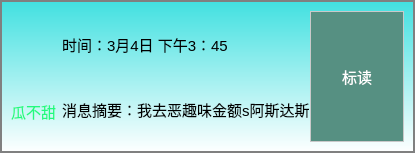
Qt form QBox/messageitem.ui (BuleHell/QBox) before a commit.
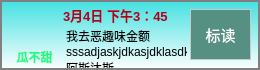
The same form after that commit. Icons and pictures are not drawn.

```diff
--- a/QBox/messageitem.ui
+++ b/QBox/messageitem.ui
@@ -6,16 +6,15 @@
    <rect>
     <x>0</x>
     <y>0</y>
-    <width>415</width>
-    <height>153</height>
+    <width>260</width>
+    <height>70</height>
    </rect>
   </property>
   <property name="windowTitle">
    <string>Form</string>
   </property>
   <property name="styleSheet">
-   <string notr="true">/*全局设置*/
-* {	font-family: &quot;微软雅黑&quot;; font-size: 15px;}</string>
+   <string notr="true"/>
   </property>
   <layout class="QGridLayout" name="gridLayout">
    <property name="margin">
@@ -32,38 +31,18 @@
      <property name="title">
       <string/>
      </property>
-     <layout class="QGridLayout" name="gridLayout_2">
-      <item row="0" column="0">
-       <layout class="QHBoxLayout" name="horizontalLayout_4">
-        <item>
-         <layout class="QVBoxLayout" name="verticalLayout_2">
-          <item>
-           <widget class="QLabel" name="label_Photo">
-            <property name="styleSheet">
-             <string notr="true">QLabel{
-	border-color: rgb(23, 30, 5);
-  /*  border: 1px groove gray;*/
-    background-color: rgba(255, 193, 245, 0%);
-}
-QLabel:hover{
-	border-color: rgb(0, 170, 255);
-    border: 4px groove gray;
-    background-color: rgba(255, 193, 245, 0%);
-}</string>
-            </property>
-            <property name="text">
-             <string/>
-            </property>
-            <property name="pixmap">
-             <pixmap resource="resource.qrc">:/resource/image/login/resource/image/login/avatar.png</pixmap>
-            </property>
-            <property name="scaledContents">
-             <bool>true</bool>
-            </property>
-           </widget>
-          </item>
-          <item>
            <widget class="QLabel" name="label_name">
+      <property name="geometry">
+       <rect>
+        <x>4</x>
+        <y>45</y>
+        <width>61</width>
+        <height>24</height>
+       </rect>
+      </property>
+      <property name="layoutDirection">
+       <enum>Qt::LeftToRight</enum>
+      </property>
             <property name="styleSheet">
              <string notr="true">QLabel{
 	border-color: rgb(23, 30, 5);
@@ -80,44 +59,48 @@
 }</string>
             </property>
             <property name="text">
-             <string>瓜不甜</string>
+       <string>&lt;html&gt;&lt;head/&gt;&lt;body&gt;&lt;p&gt;&lt;span style=&quot; font-weight:600;&quot;&gt;瓜不甜&lt;/span&gt;&lt;/p&gt;&lt;/body&gt;&lt;/html&gt;</string>
             </property>
             <property name="alignment">
              <set>Qt::AlignCenter</set>
             </property>
            </widget>
-          </item>
-         </layout>
-        </item>
-        <item>
-         <layout class="QHBoxLayout" name="horizontalLayout_3">
-          <property name="spacing">
-           <number>0</number>
-          </property>
-          <item>
-           <layout class="QVBoxLayout" name="verticalLayout">
-            <item>
-             <layout class="QHBoxLayout" name="horizontalLayout_2">
-              <item>
-               <layout class="QHBoxLayout" name="horizontalLayout">
-                <item>
-                 <widget class="QLabel" name="label_txt">
-                  <property name="text">
-                   <string>时间：</string>
-                  </property>
-                 </widget>
-                </item>
-                <item>
-                 <widget class="QLabel" name="label_time">
-                  <property name="text">
-                   <string>3月4日 下午3：45</string>
-                  </property>
-                 </widget>
-                </item>
-               </layout>
-              </item>
-              <item>
-               <widget class="QLabel" name="label_6">
+     <widget class="QLabel" name="label_Photo">
+      <property name="geometry">
+       <rect>
+        <x>9</x>
+        <y>4</y>
+        <width>40</width>
+        <height>40</height>
+       </rect>
+      </property>
+      <property name="minimumSize">
+       <size>
+        <width>40</width>
+        <height>40</height>
+       </size>
+      </property>
+      <property name="maximumSize">
+       <size>
+        <width>40</width>
+        <height>40</height>
+       </size>
+      </property>
+      <property name="cursor">
+       <cursorShape>PointingHandCursor</cursorShape>
+      </property>
+      <property name="styleSheet">
+       <string notr="true">QLabel{
+	border-color: rgb(23, 30, 5);
+  /*  border: 1px groove gray;*/
+    background-color: rgba(255, 193, 245, 0%);
+}
+QLabel:hover{
+	border-color: rgb(0, 170, 255);
+    border: 4px groove gray;
+    background-color: rgba(255, 193, 245, 0%);
+}</string>
+      </property>
                 <property name="text">
                  <string/>
                 </property>
@@ -128,23 +111,15 @@
                  <bool>true</bool>
                 </property>
                </widget>
-              </item>
-             </layout>
-            </item>
-            <item>
-             <widget class="QLabel" name="label_message">
-              <property name="text">
-               <string>消息摘要：我去恶趣味金额s阿斯达斯</string>
-              </property>
-              <property name="textFormat">
-               <enum>Qt::AutoText</enum>
-              </property>
-             </widget>
-            </item>
-           </layout>
-          </item>
-          <item>
-           <widget class="QPushButton" name="pushButton">
+     <widget class="QPushButton" name="btReaded">
+      <property name="geometry">
+       <rect>
+        <x>190</x>
+        <y>9</y>
+        <width>61</width>
+        <height>51</height>
+       </rect>
+      </property>
             <property name="sizePolicy">
              <sizepolicy hsizetype="Expanding" vsizetype="Expanding">
               <horstretch>0</horstretch>
@@ -180,12 +155,49 @@
              <string>标读</string>
             </property>
            </widget>
-          </item>
-         </layout>
-        </item>
-       </layout>
-      </item>
-     </layout>
+     <widget class="QLabel" name="label_message">
+      <property name="geometry">
+       <rect>
+        <x>66</x>
+        <y>27</y>
+        <width>121</width>
+        <height>41</height>
+       </rect>
+      </property>
+      <property name="text">
+       <string>我去恶趣味金额sssadjaskjdkasjdklasdk阿斯达斯</string>
+      </property>
+      <property name="textFormat">
+       <enum>Qt::AutoText</enum>
+      </property>
+      <property name="alignment">
+       <set>Qt::AlignLeading|Qt::AlignLeft|Qt::AlignTop</set>
+      </property>
+      <property name="wordWrap">
+       <bool>true</bool>
+      </property>
+     </widget>
+     <widget class="QLabel" name="label_time">
+      <property name="geometry">
+       <rect>
+        <x>63</x>
+        <y>5</y>
+        <width>121</width>
+        <height>20</height>
+       </rect>
+      </property>
+      <property name="styleSheet">
+       <string notr="true">/*全局设置*/
+QLabel {	font-family: &quot;微软雅黑&quot;; font-size: 12px;
+			
+
+
+}</string>
+      </property>
+      <property name="text">
+       <string>&lt;html&gt;&lt;head/&gt;&lt;body&gt;&lt;p&gt;&lt;span style=&quot; font-size:10pt; font-weight:600; color:#b0021c;&quot;&gt;3月4日 下午3：45&lt;/span&gt;&lt;/p&gt;&lt;/body&gt;&lt;/html&gt;</string>
+      </property>
+     </widget>
     </widget>
    </item>
   </layout>
```
Left out of the diff: 2 changed lines with no effect on the pictures. Lines whose indentation alone changed are shown as unchanged.
